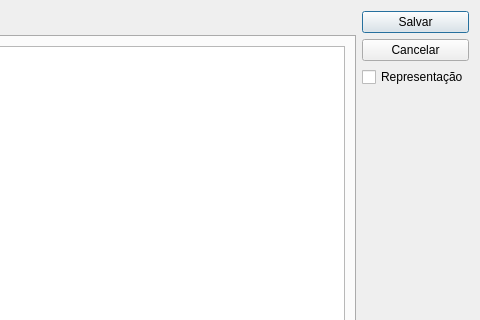
lellisls/ERP-STACCATO, file ui/importaprodutos.ui: the form before one commit; both pictures show x 438 to 918 and y 0 to 320 of the 918 by 591 pixel window.
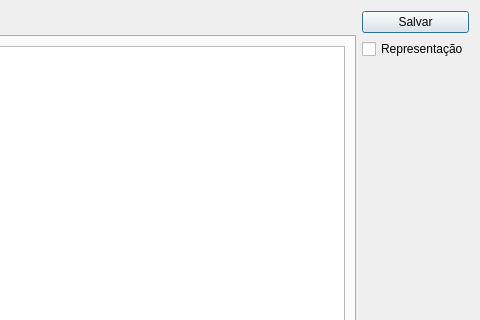
The form after the commit. Custom widgets are drawn as their Qt base class.

Commit message: Removido botões de Cancelar

Patch:
```diff
--- a/ui/importaprodutos.ui
+++ b/ui/importaprodutos.ui
@@ -79,13 +79,6 @@
        </property>
       </widget>
      </item>
-     <item row="1" column="0">
-      <widget class="QPushButton" name="pushButtonCancelar">
-       <property name="text">
-        <string>Cancelar</string>
-       </property>
-      </widget>
-     </item>
      <item row="2" column="0">
       <widget class="QCheckBox" name="checkBoxRepresentacao">
        <property name="text">
```
Left out of the diff: 1 changed line with no effect on the pictures. The commit also changes 62 other files.
